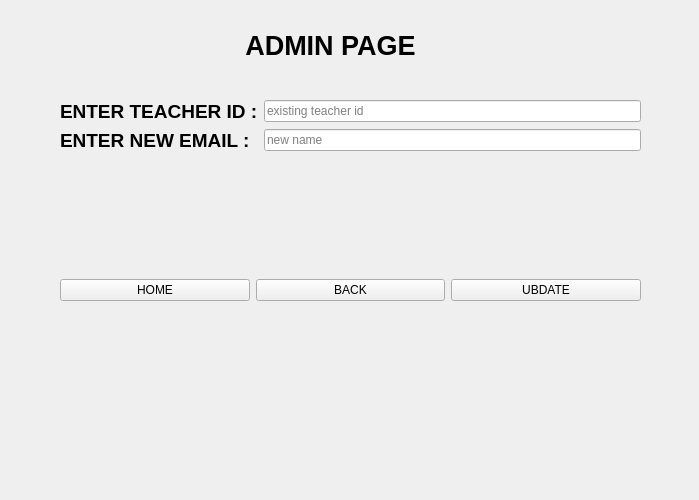
The window that adminteacher_edit.ui (Shasank12345/QT_PROJECT) describes before a commit, drawn with Qt 5.
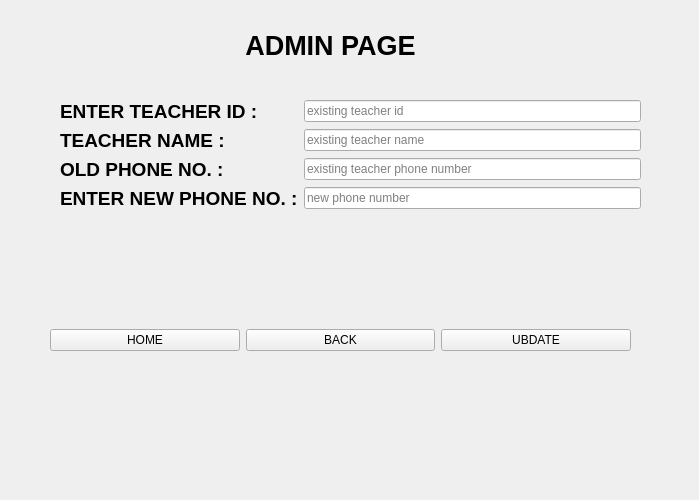
The same window after the commit. The open tabs and pages were chosen to show the change. Icons and pictures are not drawn.

```diff
--- a/adminteacher_edit.ui
+++ b/adminteacher_edit.ui
@@ -801,33 +801,10 @@
        <x>60</x>
        <y>100</y>
        <width>581</width>
-       <height>151</height>
+       <height>213</height>
       </rect>
      </property>
      <layout class="QFormLayout" name="formLayout_6">
-      <item row="1" column="0">
-       <widget class="QLabel" name="label_29">
-        <property name="styleSheet">
-         <string notr="true">color: rgb(0, 0, 0);</string>
-        </property>
-        <property name="text">
-         <string>&lt;html&gt;&lt;head/&gt;&lt;body&gt;&lt;p&gt;&lt;span style=&quot; font-size:14pt; font-weight:700;&quot;&gt;ENTER NEW  EMAIL :&lt;/span&gt;&lt;/p&gt;&lt;/body&gt;&lt;/html&gt;</string>
-        </property>
-       </widget>
-      </item>
-      <item row="1" column="1">
-       <widget class="QLineEdit" name="lineEdit_38">
-        <property name="styleSheet">
-         <string notr="true">color: rgb(0, 0, 0);</string>
-        </property>
-        <property name="text">
-         <string/>
-        </property>
-        <property name="placeholderText">
-         <string>new name </string>
-        </property>
-       </widget>
-      </item>
       <item row="0" column="0">
        <widget class="QLabel" name="label_30">
         <property name="styleSheet">
@@ -851,13 +828,82 @@
         </property>
        </widget>
       </item>
+      <item row="3" column="0">
+       <widget class="QLabel" name="label_29">
+        <property name="styleSheet">
+         <string notr="true">color: rgb(0, 0, 0);</string>
+        </property>
+        <property name="text">
+         <string>&lt;html&gt;&lt;head/&gt;&lt;body&gt;&lt;p&gt;&lt;span style=&quot; font-size:14pt; font-weight:700;&quot;&gt;ENTER NEW PHONE NO. :&lt;/span&gt;&lt;/p&gt;&lt;/body&gt;&lt;/html&gt;</string>
+        </property>
+       </widget>
+      </item>
+      <item row="3" column="1">
+       <widget class="QLineEdit" name="lineEdit_38">
+        <property name="styleSheet">
+         <string notr="true">color: rgb(0, 0, 0);</string>
+        </property>
+        <property name="text">
+         <string/>
+        </property>
+        <property name="placeholderText">
+         <string>new phone number</string>
+        </property>
+       </widget>
+      </item>
+      <item row="1" column="0">
+       <widget class="QLabel" name="label_38">
+        <property name="styleSheet">
+         <string notr="true">color: rgb(0, 0, 0);</string>
+        </property>
+        <property name="text">
+         <string>&lt;html&gt;&lt;head/&gt;&lt;body&gt;&lt;p&gt;&lt;span style=&quot; font-size:14pt; font-weight:700;&quot;&gt;TEACHER NAME :&lt;/span&gt;&lt;/p&gt;&lt;/body&gt;&lt;/html&gt;</string>
+        </property>
+       </widget>
+      </item>
+      <item row="2" column="0">
+       <widget class="QLabel" name="label_37">
+        <property name="styleSheet">
+         <string notr="true">color: rgb(0, 0, 0);</string>
+        </property>
+        <property name="text">
+         <string>&lt;html&gt;&lt;head/&gt;&lt;body&gt;&lt;p&gt;&lt;span style=&quot; font-size:14pt; font-weight:700;&quot;&gt;OLD PHONE NO. :&lt;/span&gt;&lt;/p&gt;&lt;/body&gt;&lt;/html&gt;</string>
+        </property>
+       </widget>
+      </item>
+      <item row="1" column="1">
+       <widget class="QLineEdit" name="lineEdit_41">
+        <property name="styleSheet">
+         <string notr="true">color: rgb(0, 0, 0);</string>
+        </property>
+        <property name="text">
+         <string/>
+        </property>
+        <property name="placeholderText">
+         <string>existing teacher name</string>
+        </property>
+       </widget>
+      </item>
+      <item row="2" column="1">
+       <widget class="QLineEdit" name="lineEdit_42">
+        <property name="styleSheet">
+         <string notr="true">color: rgb(0, 0, 0);</string>
+        </property>
+        <property name="text">
+         <string/>
+        </property>
+        <property name="placeholderText">
+         <string>existing teacher phone number</string>
+        </property>
+       </widget>
+      </item>
      </layout>
     </widget>
     <widget class="QWidget" name="horizontalLayoutWidget_4">
      <property name="geometry">
       <rect>
-       <x>60</x>
-       <y>270</y>
+       <x>50</x>
+       <y>320</y>
        <width>581</width>
        <height>41</height>
       </rect>
```
Left out of the diff: 261 changed lines with no effect on the pictures.
